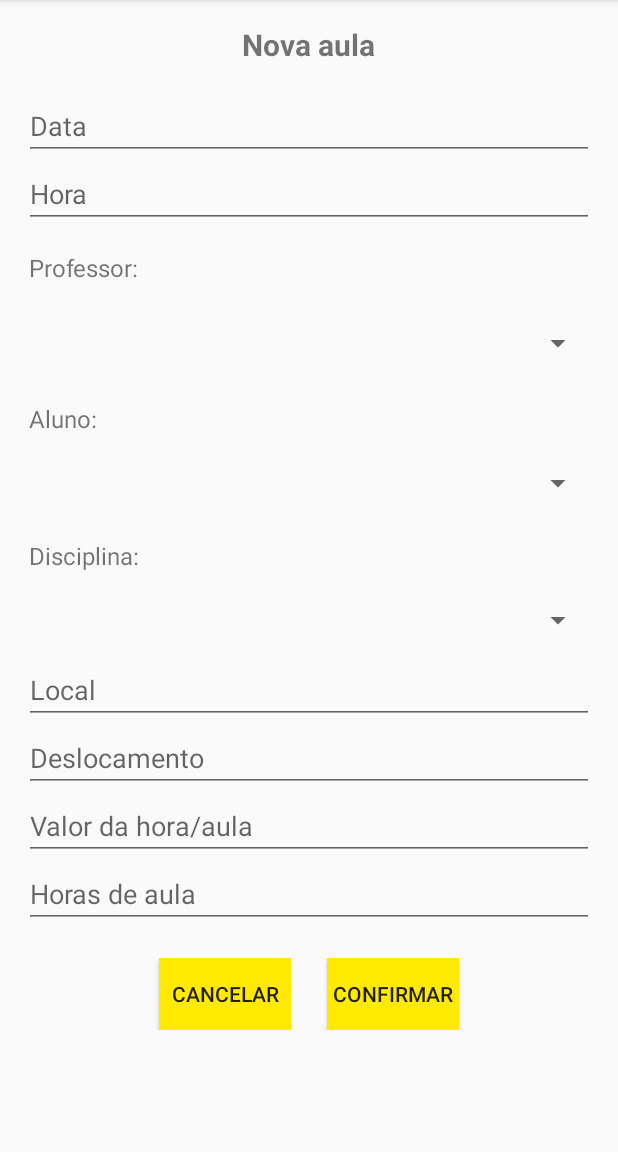
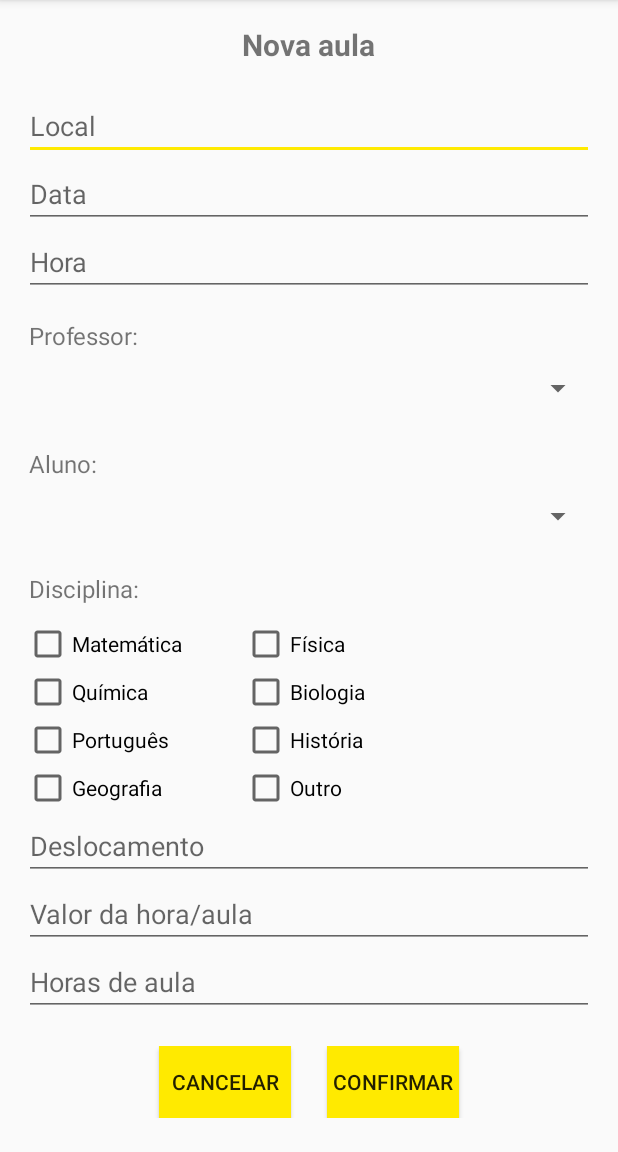
Before and after one commit to gabrielsclimaco/BrainstormApp, an Android app: the LessonFormActivity screen opened directly, with no data from a screen before it, on a phone screen of 412 x 824 dp, the part 84-1236 px from its top. Run offline under Robolectric (Android 15) with nearby library versions, the light colour scheme and no system bars; our stand-ins replace Firebase (no records; nobody signed in at launch, a user with empty details on screens opened directly); libraries missing offline, so code that uses them is left out: com.firebase.ui.

Commit message:
[UI] Fixing error in forms and reorganizing lesson form
- In all three xml forms, removing unfocusable paramater 'cause when setting true, user could not type (my bad)
- On lesson form, changing subject selection from spinner to grid layout with checkboxes, as you can have more than one subject per class
- Bringing lesson place as first edit text 'cause if it were in bottom, key was set there and user were scrolled down the page without its concern
- On lesson model, changing string subject to an ArrayList of String
- On Lesson form Activity, removing spinner set up
- On firebase utils, saving an arraylist of subjects on lessons

```diff
--- a/app/src/main/java/com/reforcointeligente/brainstormapp/View/Forms/LessonFormActivity.java
+++ b/app/src/main/java/com/reforcointeligente/brainstormapp/View/Forms/LessonFormActivity.java
@@ -33,7 +33,6 @@ public class LessonFormActivity extends AppCompatActivity {
         setUpDatePicker();
         setUpTimePicker();
 
-        setUpSubjectSpinner();
         setUpTeacherSpinner();
         setUpStudentSpinner();
 
@@ -119,16 +118,6 @@ public class LessonFormActivity extends AppCompatActivity {
         );
     }
 
-    private void setUpSubjectSpinner() {
-        ArrayAdapter<CharSequence> subjectAdapter = ArrayAdapter.createFromResource(this,
-            R.array.list_of_subjects, android.R.layout.simple_spinner_dropdown_item);
-        subjectAdapter.setDropDownViewResource(android.R.layout.simple_spinner_dropdown_item);
-
-        spinner = (Spinner) findViewById(R.id.spinnerLessonSubject);
-        Spinner subjectSpinner = (Spinner) findViewById(R.id.spinnerLessonSubject);
-        subjectSpinner.setAdapter(subjectAdapter);
-    }
-
     private void setUpTeacherSpinner() {
         ArrayList<CharSequence> teachersList = FirebaseUtils.getTeachersList();
 
--- a/app/src/main/res/layout/activity_lesson_form.xml
+++ b/app/src/main/res/layout/activity_lesson_form.xml
@@ -8,7 +8,7 @@
     android:paddingLeft="@dimen/activity_horizontal_margin"
     android:paddingRight="@dimen/activity_horizontal_margin"
     android:paddingTop="@dimen/activity_vertical_margin"
-    tools:context="com.reforcointeligente.brainstormapp.View.LessonFormActivity">
+    tools:context="com.reforcointeligente.brainstormapp.View.Forms.LessonFormActivity">
 
     <TextView
         android:text="Nova aula"
@@ -31,6 +31,13 @@
             android:layout_width="match_parent"
             android:layout_height="wrap_content"
             android:orientation="vertical">
+
+            <EditText
+                android:layout_width="match_parent"
+                android:layout_height="wrap_content"
+                android:ems="10"
+                android:id="@+id/editTextLessonPlace"
+                android:hint="Local"/>
 
             <EditText
                 android:layout_width="match_parent"
@@ -61,8 +68,7 @@
             <Spinner
                 android:layout_width="match_parent"
                 android:layout_height="match_parent"
-                android:id="@+id/spinnerLessonTeacher"
-                android:layout_marginTop="15dp" />
+                android:id="@+id/spinnerLessonTeacher" />
 
             <TextView
                 android:text="Aluno: "
@@ -76,8 +82,7 @@
             <Spinner
                 android:layout_width="match_parent"
                 android:layout_height="match_parent"
-                android:id="@+id/spinnerLessonStudent"
-                android:layout_marginTop="8dp" />
+                android:id="@+id/spinnerLessonStudent"/>
 
             <TextView
                 android:text="Disciplina: "
@@ -88,22 +93,80 @@
                 android:layout_marginLeft="3dp"
                 android:textSize="16dp" />
 
-            <Spinner
+            <GridLayout
                 android:layout_width="match_parent"
-                android:layout_height="match_parent"
-                android:layout_marginTop="8dp"
-                android:id="@+id/spinnerLessonSubject" />
+                android:layout_height="wrap_content"
+                android:layout_marginTop="10dp"
+                android:layout_gravity="center"
+                android:id="@+id/gridSubjectsLessonForm">
+
+                <CheckBox
+                    android:text="Matemática"
+                    android:layout_width="wrap_content"
+                    android:layout_height="wrap_content"
+                    android:id="@+id/checkBoxMath" />
+
+                <CheckBox
+                    android:text="Física"
+                    android:layout_width="wrap_content"
+                    android:layout_height="wrap_content"
+                    android:id="@+id/checkBoxPhysics"
+                    android:layout_marginLeft="40dp"/>
+
+                <CheckBox
+                    android:text="Química"
+                    android:layout_width="wrap_content"
+                    android:layout_height="wrap_content"
+                    android:id="@+id/checkBoxChemistry"
+                    android:layout_row="1"
+                    android:layout_column="0"/>
+
+                <CheckBox
+                    android:text="Biologia"
+                    android:layout_width="wrap_content"
+                    android:layout_height="wrap_content"
+                    android:id="@+id/checkBoxBiology"
+                    android:layout_row="1"
+                    android:layout_column="1"
+                    android:layout_marginLeft="40dp"/>
+
+                <CheckBox
+                    android:text="Português"
+                    android:layout_width="wrap_content"
+                    android:layout_height="wrap_content"
+                    android:id="@+id/checkBoxPortuguese"
+                    android:layout_row="2"
+                    android:layout_column="0"/>
+
+                <CheckBox
+                    android:text="História"
+                    android:layout_width="wrap_content"
+                    android:layout_height="wrap_content"
+                    android:id="@+id/checkBoxHistory"
+                    android:layout_row="2"
+                    android:layout_column="1"
+                    android:layout_marginLeft="40dp"/>
+
+                <CheckBox
+                    android:text="Geografia"
+                    android:layout_width="wrap_content"
+                    android:layout_height="wrap_content"
+                    android:id="@+id/checkBoxGeography"
+                    android:layout_row="3"
+                    android:layout_column="0"/>
+
+                <CheckBox
+                    android:text="Outro"
+                    android:layout_width="wrap_content"
+                    android:layout_height="wrap_content"
+                    android:id="@+id/checkBoxOther"
+                    android:layout_row="3"
+                    android:layout_column="1"
+                    android:layout_marginLeft="40dp"/>
+
+            </GridLayout>
 
             <EditText
-                android:focusable="false"
-                android:layout_width="match_parent"
-                android:layout_height="wrap_content"
-                android:ems="10"
-                android:id="@+id/editTextLessonPlace"
-                android:hint="Local"/>
-
-            <EditText
-                android:focusable="false"
                 android:layout_width="match_parent"
                 android:layout_height="wrap_content"
                 android:inputType="number"
@@ -112,7 +175,6 @@
                 android:hint="Deslocamento"/>
 
             <EditText
-                android:focusable="false"
                 android:layout_width="match_parent"
                 android:layout_height="wrap_content"
                 android:inputType="numberDecimal"
@@ -121,7 +183,6 @@
                 android:hint="Valor da hora/aula"/>
 
             <EditText
-                android:focusable="false"
                 android:layout_width="match_parent"
                 android:layout_height="wrap_content"
                 android:inputType="time"
```
Also changed, not shown: app/src/main/java/com/reforcointeligente/brainstormapp/Controller/FirebaseUtils.java (+14 -9 lines), app/src/main/java/com/reforcointeligente/brainstormapp/Model/Lesson.java (+9 -7 lines), app/src/main/res/layout/activity_student_form.xml (+10 -19 lines), app/src/main/res/layout/activity_teacher_form.xml (+1 -9 lines).
